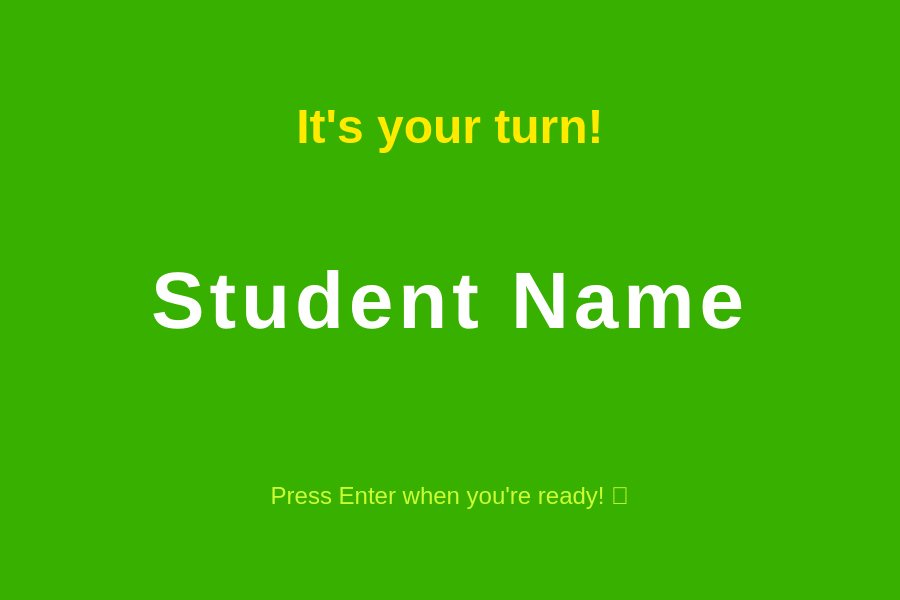
Qt form ui/studentCallUI.ui (zenBandara/akshi-robot-main) before a commit.
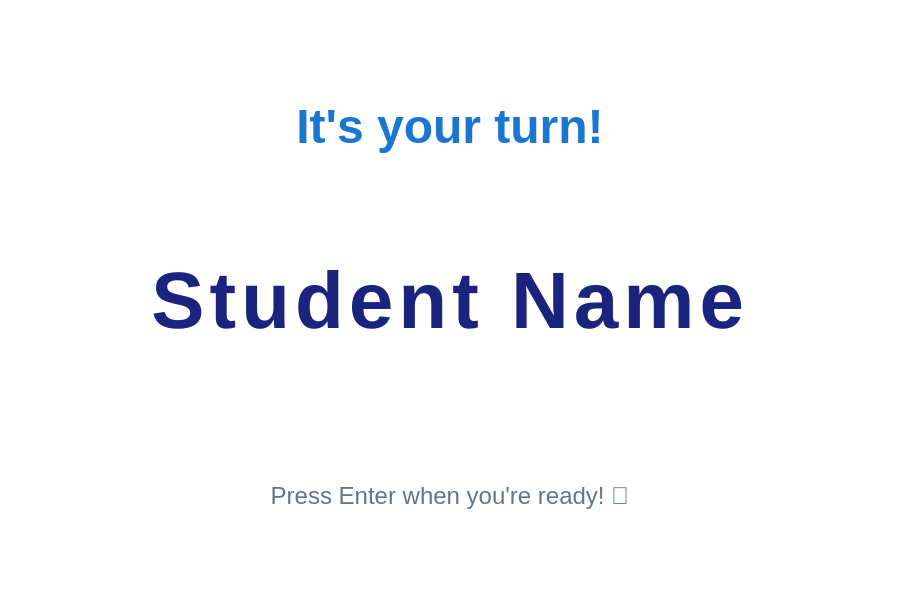
The same form after that commit.

Commit message: Build: Enhance student call screen with task-specific introductions, a new fade-in animation, and an updated UI color scheme.

```diff
--- a/ui/studentCallUI.ui
+++ b/ui/studentCallUI.ui
@@ -11,7 +11,7 @@
    </rect>
   </property>
   <property name="styleSheet">
-   <string>QWidget { background-color: #38B000; font-family: 'Nunito', sans-serif; color: white; }</string>
+   <string>QWidget { background-color: #FFFFFF; font-family: 'Nunito', sans-serif; }</string>
   </property>
   <layout class="QVBoxLayout" name="mainLayout">
    <property name="leftMargin"><number>50</number></property>
@@ -25,14 +25,14 @@
     <widget class="QLabel" name="announcement_label">
      <property name="text"><string>It's your turn!</string></property>
      <property name="alignment"><set>Qt::AlignCenter</set></property>
-     <property name="styleSheet"><string>font-size: 48px; font-weight: bold; color: #FFEA00; margin-bottom: 20px;</string></property>
+     <property name="styleSheet"><string>font-size: 48px; font-weight: bold; color: #1976D2; margin-bottom: 20px;</string></property>
     </widget>
    </item>
    <item>
     <widget class="QLabel" name="student_name_label">
      <property name="text"><string>Student Name</string></property>
      <property name="alignment"><set>Qt::AlignCenter</set></property>
-     <property name="styleSheet"><string>font-size: 80px; font-weight: bold; color: #FFFFFF; letter-spacing: 5px;</string></property>
+     <property name="styleSheet"><string>font-size: 80px; font-weight: bold; color: #1A237E; letter-spacing: 5px;</string></property>
     </widget>
    </item>
    <item>
@@ -42,7 +42,7 @@
     <widget class="QLabel" name="hint_label">
      <property name="text"><string>Press Enter when you're ready! 🌟</string></property>
      <property name="alignment"><set>Qt::AlignCenter</set></property>
-     <property name="styleSheet"><string>font-size: 24px; color: #CCFF33; margin-top: 50px;</string></property>
+     <property name="styleSheet"><string>font-size: 24px; color: #64748B; margin-top: 50px;</string></property>
     </widget>
    </item>
   </layout>
```
The commit also changes 1 other file.
